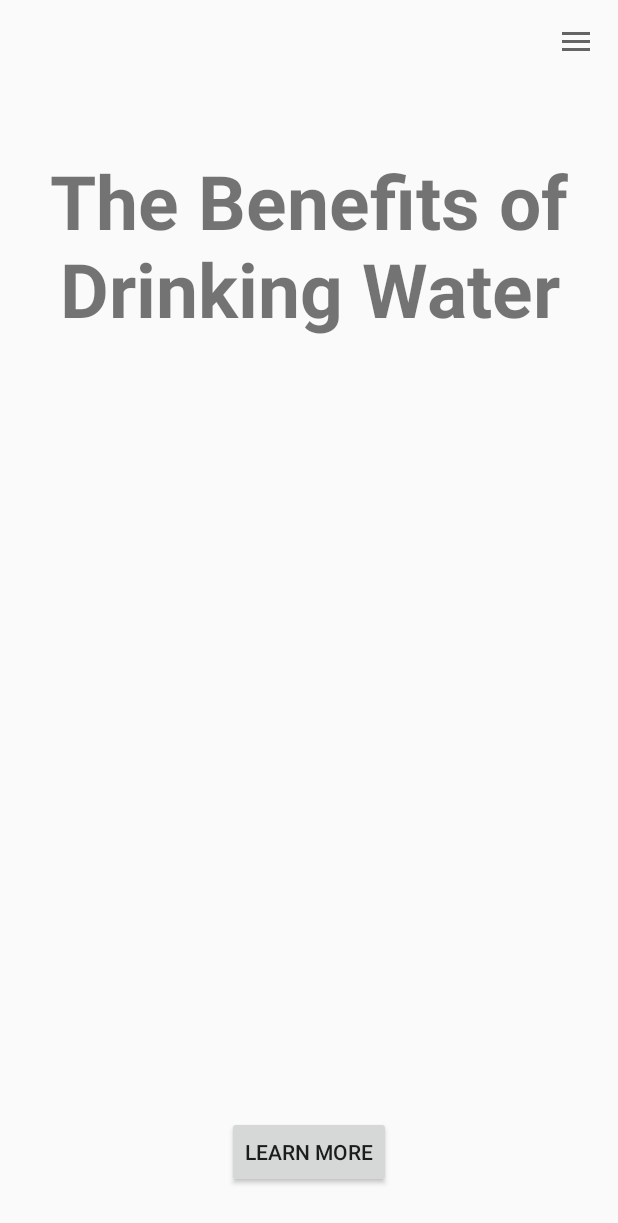
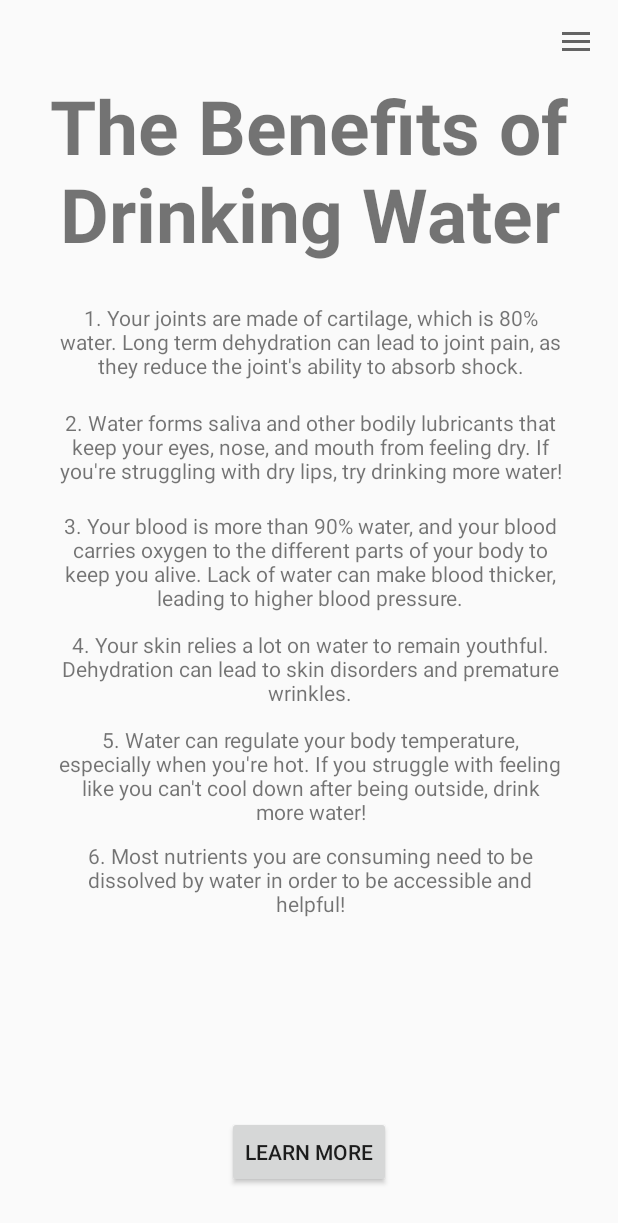
Before and after one commit to emmandibble/HiDr8, an Android app: the MoreInformation screen opened directly, with no data from a screen before it, on a phone screen of 412 x 824 dp. Shown: the top 1223 px of the screen. Run offline under Robolectric (Android 15) with nearby library versions, the phone set to English and light mode, and no system bars.

Commit message:
Added Additional Information to Resources Page

```diff
--- a/app/src/main/res/layout/activity_more_information.xml
+++ b/app/src/main/res/layout/activity_more_information.xml
@@ -21,15 +21,16 @@ using the DrawerLayout as the top level layout is necessary to use a navigation
         <!--
         TextView that currently holds a placeholder title "The Benefits of Drinking Water"
         -->
+
         <TextView
             android:id="@+id/benefits_water_text"
             android:layout_width="wrap_content"
             android:layout_height="wrap_content"
-            android:layout_marginTop="100dp"
+            android:layout_marginTop="50dp"
+            android:gravity="center"
             android:text="@string/benefits_of_water"
+            android:textSize="50sp"
             android:textStyle="bold"
-            android:textSize="50sp"
-            android:gravity="center"
             app:layout_constraintEnd_toEndOf="parent"
             app:layout_constraintStart_toStartOf="parent"
             app:layout_constraintTop_toTopOf="parent" />
@@ -39,11 +40,11 @@ using the DrawerLayout as the top level layout is necessary to use a navigation
             android:layout_width="wrap_content"
             android:layout_height="wrap_content"
             android:layout_marginBottom="32dp"
+            android:onClick="learnMoreOnClick"
             android:text="@string/learn_more"
             app:layout_constraintBottom_toBottomOf="parent"
             app:layout_constraintEnd_toEndOf="parent"
-            app:layout_constraintStart_toStartOf="parent"
-            android:onClick="learnMoreOnClick"/>
+            app:layout_constraintStart_toStartOf="parent" />
 
         <!--
         Toolbar used to arrange the ActionBar and the hamburger button
@@ -56,6 +57,72 @@ using the DrawerLayout as the top level layout is necessary to use a navigation
             android:theme="@style/AppTheme"
             app:layout_constraintStart_toStartOf="parent"
             app:layout_constraintTop_toTopOf="parent" />
+
+        <TextView
+            android:id="@+id/additionalInfo1"
+            android:layout_width="338dp"
+            android:layout_height="55dp"
+            android:layout_marginStart="36dp"
+            android:layout_marginTop="24dp"
+            android:gravity="center"
+            android:text="@string/additionalInfo1"
+            app:layout_constraintStart_toStartOf="parent"
+            app:layout_constraintTop_toBottomOf="@+id/benefits_water_text" />
+
+        <TextView
+            android:id="@+id/additionalInfo2"
+            android:layout_width="338dp"
+            android:layout_height="65dp"
+            android:layout_marginStart="36dp"
+            android:layout_marginTop="10dp"
+            android:gravity="center"
+            android:text="@string/additionalInfo2"
+            app:layout_constraintStart_toStartOf="parent"
+            app:layout_constraintTop_toBottomOf="@+id/additionalInfo1" />
+
+        <TextView
+            android:id="@+id/additionalInfo3"
+            android:layout_width="338dp"
+            android:layout_height="67dp"
+            android:layout_marginStart="36dp"
+            android:layout_marginTop="10dp"
+            android:gravity="center"
+            android:text="@string/additionalInfo3"
+            app:layout_constraintStart_toStartOf="parent"
+            app:layout_constraintTop_toBottomOf="@+id/additionalInfo2" />
+
+        <TextView
+            android:id="@+id/additionalInfo4"
+            android:layout_width="338dp"
+            android:layout_height="55dp"
+            android:layout_marginStart="36dp"
+            android:layout_marginTop="10dp"
+            android:gravity="center"
+            android:text="@string/additionalInfo4"
+            app:layout_constraintStart_toStartOf="parent"
+            app:layout_constraintTop_toBottomOf="@+id/additionalInfo3" />
+
+        <TextView
+            android:id="@+id/additionalInfo5"
+            android:layout_width="338dp"
+            android:layout_height="65dp"
+            android:layout_marginStart="36dp"
+            android:layout_marginTop="10dp"
+            android:gravity="center"
+            android:text="@string/additionalInfo5"
+            app:layout_constraintStart_toStartOf="parent"
+            app:layout_constraintTop_toBottomOf="@+id/additionalInfo4" />
+
+        <TextView
+            android:id="@+id/additionalInfo6"
+            android:layout_width="338dp"
+            android:layout_height="55dp"
+            android:layout_marginStart="36dp"
+            android:layout_marginTop="10dp"
+            android:gravity="center"
+            android:text="@string/additionalInfo6"
+            app:layout_constraintStart_toStartOf="parent"
+            app:layout_constraintTop_toBottomOf="@+id/additionalInfo5" />
 
 
     </androidx.constraintlayout.widget.ConstraintLayout>
--- a/app/src/main/res/values/strings.xml
+++ b/app/src/main/res/values/strings.xml
@@ -25,4 +25,10 @@
     </string-array>
     <string name="settings_fragment">Settings Fragment</string>
     <string name="save_and_exit">Save and Exit</string>
+    <string name="additionalInfo1">1. Your joints are made of cartilage, which is 80% water. Long term dehydration can lead to joint pain, as they reduce the joint\'s ability to absorb shock.</string>
+    <string name="additionalInfo2">2. Water forms saliva and other bodily lubricants that keep your eyes, nose, and mouth from feeling dry. If you\'re struggling with dry lips, try drinking more water!</string>
+    <string name="additionalInfo3">3. Your blood is more than 90% water, and your blood carries oxygen to the different parts of your body to keep you alive. Lack of water can make blood thicker, leading to higher blood pressure.</string>
+    <string name="additionalInfo4">4. Your skin relies a lot on water to remain youthful. Dehydration can lead to skin disorders and premature wrinkles.</string>
+    <string name="additionalInfo5">5. Water can regulate your body temperature, especially when you\'re hot. If you struggle with feeling like you can\'t cool down after being outside, drink more water!</string>
+    <string name="additionalInfo6">6. Most nutrients you are consuming need to be dissolved by water in order to be accessible and helpful!</string>
 </resources>
```
